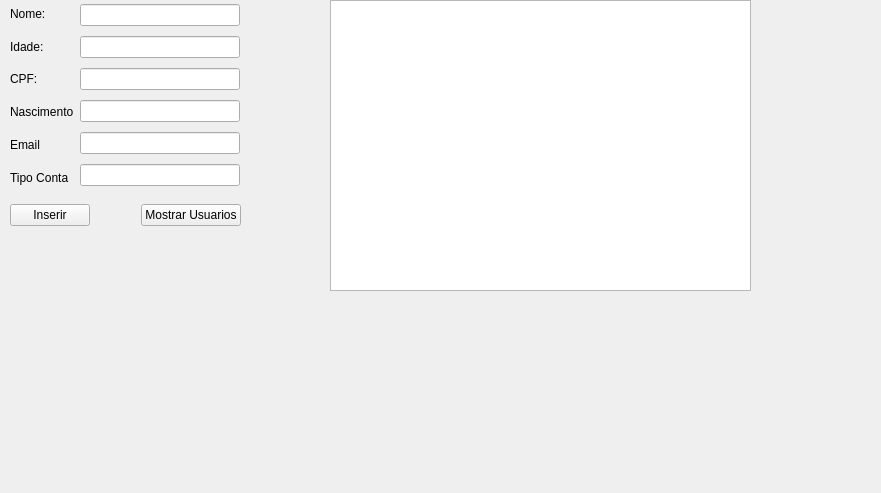
Before: the Qt Designer form Interface/interface.ui in fernandoamorim1703/ATM-Bank-Studying, drawn with Qt 5.
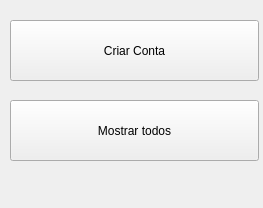
After: the same form once the commit is applied.

Commit message: Atualizacoes interface

```diff
--- a/Interface/interface.ui
+++ b/Interface/interface.ui
@@ -6,146 +6,13 @@
    <rect>
     <x>0</x>
     <y>0</y>
-    <width>881</width>
-    <height>493</height>
+    <width>263</width>
+    <height>208</height>
    </rect>
   </property>
   <property name="windowTitle">
    <string>Form</string>
   </property>
-  <widget class="QWidget" name="verticalLayoutWidget">
-   <property name="geometry">
-    <rect>
-     <x>80</x>
-     <y>0</y>
-     <width>160</width>
-     <height>191</height>
-    </rect>
-   </property>
-   <layout class="QVBoxLayout" name="verticalLayout">
-    <item>
-     <widget class="QLineEdit" name="editNome"/>
-    </item>
-    <item>
-     <widget class="QLineEdit" name="editIdade"/>
-    </item>
-    <item>
-     <widget class="QLineEdit" name="editCpf"/>
-    </item>
-    <item>
-     <widget class="QLineEdit" name="editNascimento"/>
-    </item>
-    <item>
-     <widget class="QLineEdit" name="editEmail"/>
-    </item>
-    <item>
-     <widget class="QLineEdit" name="editTipoconta"/>
-    </item>
-   </layout>
-  </widget>
-  <widget class="QWidget" name="verticalLayoutWidget_2">
-   <property name="geometry">
-    <rect>
-     <x>10</x>
-     <y>0</y>
-     <width>72</width>
-     <height>191</height>
-    </rect>
-   </property>
-   <layout class="QVBoxLayout" name="verticalLayout_2">
-    <item>
-     <widget class="QLabel" name="nome">
-      <property name="text">
-       <string>Nome:</string>
-      </property>
-     </widget>
-    </item>
-    <item>
-     <widget class="QLabel" name="idade">
-      <property name="text">
-       <string>Idade:</string>
-      </property>
-     </widget>
-    </item>
-    <item>
-     <widget class="QLabel" name="cpf">
-      <property name="text">
-       <string>CPF:</string>
-      </property>
-     </widget>
-    </item>
-    <item>
-     <widget class="QLabel" name="nascimento">
-      <property name="text">
-       <string>Nascimento</string>
-      </property>
-     </widget>
-    </item>
-    <item>
-     <widget class="QLabel" name="email">
-      <property name="text">
-       <string>Email</string>
-      </property>
-     </widget>
-    </item>
-    <item>
-     <widget class="QLabel" name="tipoconta">
-      <property name="text">
-       <string>Tipo Conta</string>
-      </property>
-     </widget>
-    </item>
-   </layout>
-  </widget>
-  <widget class="QWidget" name="horizontalLayoutWidget">
-   <property name="geometry">
-    <rect>
-     <x>10</x>
-     <y>190</y>
-     <width>231</width>
-     <height>51</height>
-    </rect>
-   </property>
-   <layout class="QHBoxLayout" name="horizontalLayout">
-    <item>
-     <widget class="QPushButton" name="inserir">
-      <property name="text">
-       <string>Inserir</string>
-      </property>
-     </widget>
-    </item>
-    <item>
-     <spacer name="horizontalSpacer">
-      <property name="orientation">
-       <enum>Qt::Horizontal</enum>
-      </property>
-      <property name="sizeHint" stdset="0">
-       <size>
-        <width>40</width>
-        <height>20</height>
-       </size>
-      </property>
-     </spacer>
-    </item>
-    <item>
-     <widget class="QPushButton" name="showAll">
-      <property name="text">
-       <string>Mostrar Usuarios</string>
-      </property>
-     </widget>
-    </item>
-   </layout>
-  </widget>
-  <widget class="QTextEdit" name="textEdit">
-   <property name="geometry">
-    <rect>
-     <x>330</x>
-     <y>0</y>
-     <width>421</width>
-     <height>291</height>
-    </rect>
-   </property>
-  </widget>
   <widget class="QLabel" name="label">
    <property name="geometry">
     <rect>
@@ -159,6 +26,32 @@
     <string/>
    </property>
   </widget>
+  <widget class="QPushButton" name="btnMainCreatAccount">
+   <property name="geometry">
+    <rect>
+     <x>10</x>
+     <y>20</y>
+     <width>249</width>
+     <height>61</height>
+    </rect>
+   </property>
+   <property name="text">
+    <string>Criar Conta</string>
+   </property>
+  </widget>
+  <widget class="QPushButton" name="btnShowAllAccounts">
+   <property name="geometry">
+    <rect>
+     <x>10</x>
+     <y>100</y>
+     <width>249</width>
+     <height>61</height>
+    </rect>
+   </property>
+   <property name="text">
+    <string>Mostrar todos</string>
+   </property>
+  </widget>
  </widget>
  <resources/>
  <connections/>
```
The commit also changes 14 other files.
